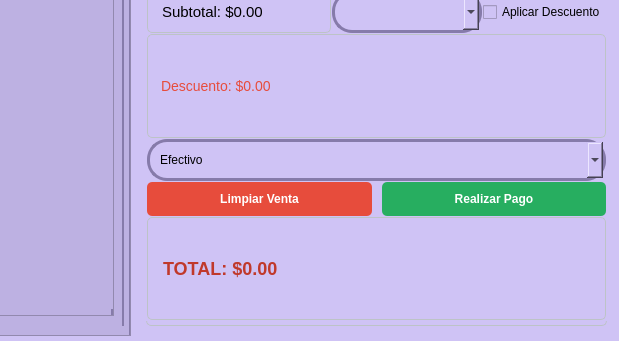
First picture: the form in app/view/ui/menuInicialView.ui, repository ErickSanat/POS-PythonQt, before the edit; both pictures show x 592 to 1211 and y 340 to 681 of the 1211 by 681 pixel window.
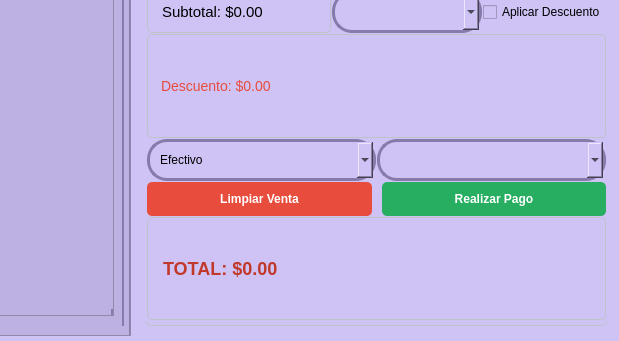
Second picture: the form after the edit. Icons and pictures are not drawn.

Commit message: add: se agrego el comboClientes

The edit to the form file:
```diff
--- a/app/view/ui/menuInicialView.ui
+++ b/app/view/ui/menuInicialView.ui
@@ -459,7 +459,15 @@
                </layout>
               </item>
               <item row="3" column="0">
+               <layout class="QHBoxLayout" name="horizontalLayout_2">
+                <item>
                <widget class="QComboBox" name="comboFormaPago">
+                  <property name="sizePolicy">
+                   <sizepolicy hsizetype="Expanding" vsizetype="Fixed">
+                    <horstretch>0</horstretch>
+                    <verstretch>0</verstretch>
+                   </sizepolicy>
+                  </property>
                 <property name="styleSheet">
                  <string notr="true">QComboBox {
     padding: 10px;
@@ -484,6 +492,32 @@
                  </property>
                 </item>
                </widget>
+                </item>
+                <item>
+                 <widget class="QComboBox" name="comboClientes">
+                  <property name="sizePolicy">
+                   <sizepolicy hsizetype="Expanding" vsizetype="Fixed">
+                    <horstretch>0</horstretch>
+                    <verstretch>0</verstretch>
+                   </sizepolicy>
+                  </property>
+                  <property name="minimumSize">
+                   <size>
+                    <width>150</width>
+                    <height>0</height>
+                   </size>
+                  </property>
+                  <property name="styleSheet">
+                   <string notr="true">QComboBox {
+    padding: 10px;
+    border: 3px solid #867BAA;
+    border-radius: 20px;
+}
+</string>
+                  </property>
+                 </widget>
+                </item>
+               </layout>
               </item>
              </layout>
             </widget>
```
Left out of the diff: 4 changed lines with no effect on the pictures. Lines whose indentation alone changed are shown as unchanged. The commit also changes 1 other file.
